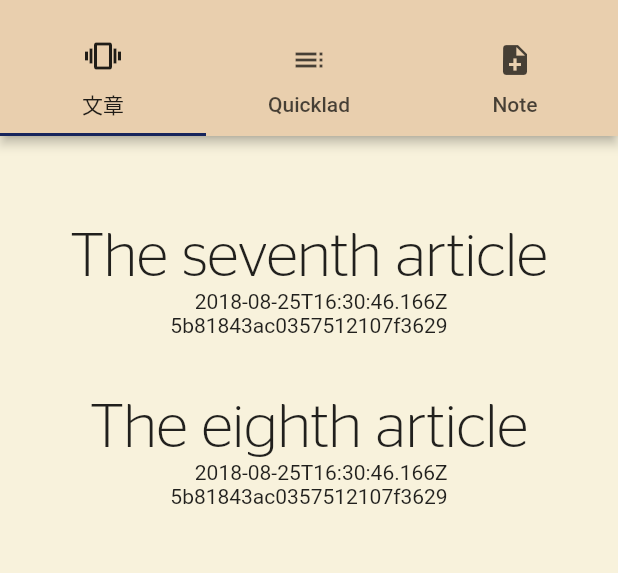
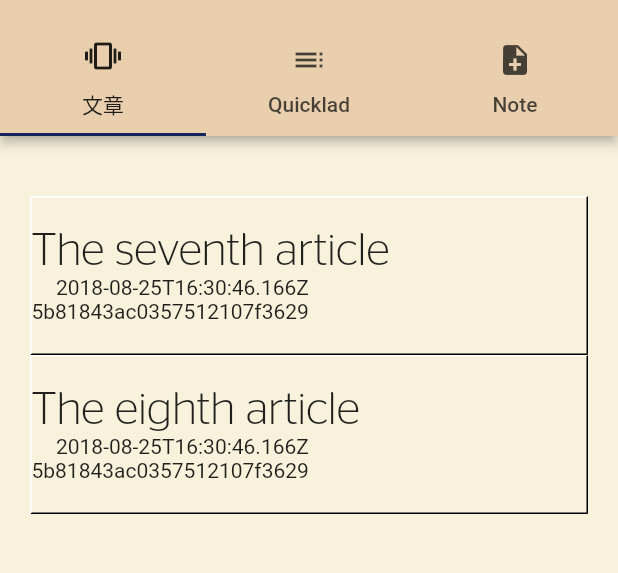
Before and after one commit to lbgod2222/IMPACT-flutter, a Flutter app: the HomePage screen opened by its route, on a phone screen of 412 x 824 dp, the part 59-632 px from its top. Run offline on Flutter 3.47's test engine with Material 2 defaults, Android fonts, the phone set to English and light mode, and no system bars; our stand-ins replace dio; missing offline and left inert: common_utils, flustars.

Commit message:
:star: Adjust: fulfill style

```diff
--- a/impact_flutter/lib/components/article_widget.dart
+++ b/impact_flutter/lib/components/article_widget.dart
@@ -31,12 +31,22 @@ class ArticleItem extends StatelessWidget {
   @override
   Widget build(BuildContext context) {
       return new Container(
-        padding: EdgeInsets.only(left: 10, top: 20, right: 10, bottom: 20),
+        decoration: BoxDecoration(
+          border: Border(
+            top: BorderSide(width: 1.0, color: Color(0xFFFFFFFFFF)),
+            left: BorderSide(width: 1.0, color: Color(0xFFFFFFFFFF)),
+            right: BorderSide(width: 1.0, color: Color(0xFFFF000000)),
+            bottom: BorderSide(width: 1.0, color: Color(0xFFFF000000)),
+          ),
+        ),
+        padding: EdgeInsets.only(left: 0, top: 20, right: 10, bottom: 20),
         child: Column(
+          crossAxisAlignment: CrossAxisAlignment.start,
           children: <Widget>[
             new Text(
               articleListItem.title,
               style: articleListTitle,
+              textAlign: TextAlign.left,
             ),
             new Column(
               crossAxisAlignment: CrossAxisAlignment.end,
--- a/impact_flutter/lib/constant/style.dart
+++ b/impact_flutter/lib/constant/style.dart
@@ -19,6 +19,6 @@ const drawerUsername = const TextStyle(
 );
 const articleListTitle = const TextStyle(
   fontFamily: 'StagSans',
-  fontSize: 40,
+  fontSize: 30,
   fontWeight: FontWeight.w500,
 );
```
